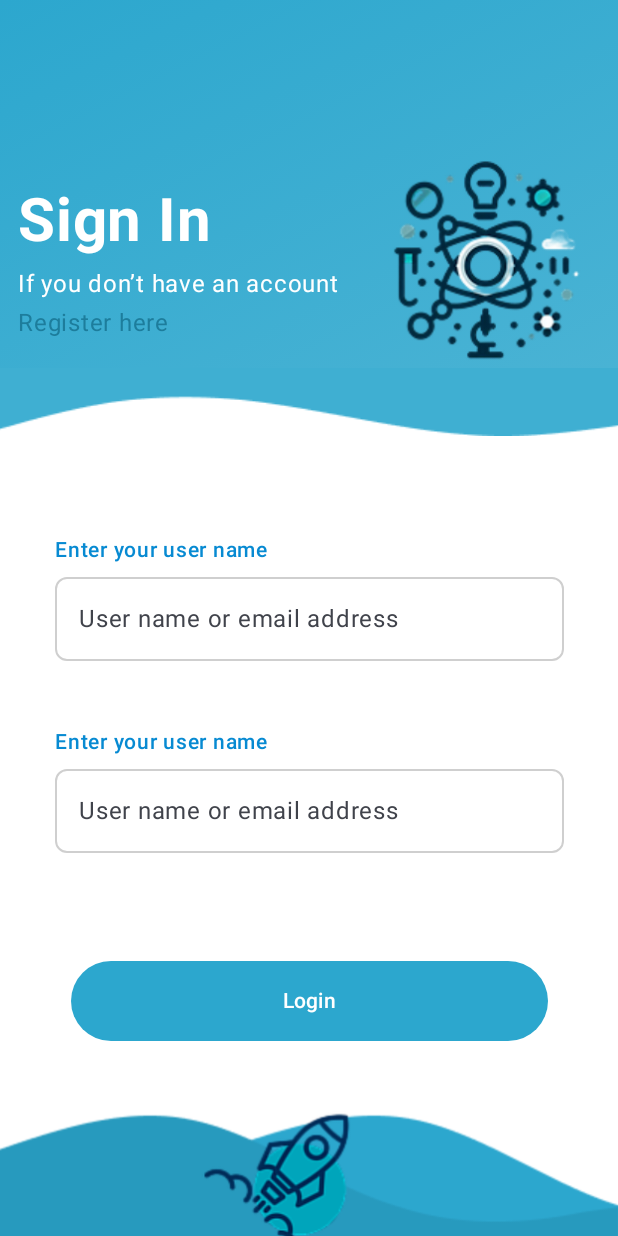
After one commit to AllanAviana/TriviaApp-Android, an Android app built with Jetpack Compose: the composable LoginScreen shown on its own in the app's theme, on a phone screen of 412 x 824 dp. The commit adds this screen. Run offline under Robolectric (Android 15) with nearby library versions, the phone set to English and light mode, and no system bars.

Commit message:
feat: add LoginScreen layout

```diff
--- /dev/null
+++ b/app/src/main/java/com/example/triviaapp_android/presentation/screen/login/LoginScreen.kt
@@ -0,0 +1,40 @@
+package com.example.triviaapp_android.presentation.screen.login
+
+import androidx.compose.foundation.background
+import androidx.compose.foundation.layout.Column
+import androidx.compose.foundation.layout.fillMaxSize
+import androidx.compose.runtime.Composable
+import androidx.compose.ui.Modifier
+import androidx.compose.ui.tooling.preview.Preview
+import components.LoginForm
+import components.LoginHeader
+import components.loginGradient
+
+@Composable
+fun LoginScreen(){
+
+    Column(
+        modifier = Modifier
+            .fillMaxSize()
+            .background(loginGradient())
+
+    ) {
+        LoginHeader()
+
+        LoginForm()
+    }
+}
+
+
+
+
+@Preview(
+    name = "Tablet Large",
+    widthDp = 1024,
+    heightDp = 1366,
+    showBackground = true
+)
+@Composable
+fun LoginScreenPreview() {
+    LoginScreen()
+}
--- /dev/null
+++ b/app/src/main/java/com/example/triviaapp_android/presentation/screen/login/components/LoginForm.kt
@@ -0,0 +1,66 @@
+package components
+
+import androidx.compose.foundation.Image
+import androidx.compose.foundation.background
+import androidx.compose.foundation.layout.*
+import androidx.compose.runtime.Composable
+import androidx.compose.ui.Alignment
+import androidx.compose.ui.Modifier
+import androidx.compose.ui.graphics.Color
+import androidx.compose.ui.layout.ContentScale
+import androidx.compose.ui.res.painterResource
+import androidx.compose.ui.unit.dp
+import com.example.triviaapp_android.R
+import com.example.triviaapp_android.presentation.screen.welcome.components.LoginButton
+
+@Composable
+fun LoginForm() {
+    Column(
+        modifier = Modifier
+            .fillMaxSize()
+            .background(Color.White)
+            .offset(x = 0.dp, y = (-5).dp),
+        horizontalAlignment = Alignment.CenterHorizontally,
+    ) {
+        Image(
+            painter = painterResource(id = R.drawable.loginwavetop),
+            contentDescription = null,
+            modifier = Modifier.fillMaxWidth(),
+            contentScale = ContentScale.Crop,
+        )
+
+        LoginTextField(
+            label = "Enter your user name",
+            placeholder = "User name or email address",
+            value = "",
+            onValueChange = {},
+            modifier = Modifier.padding(top = 64.dp)
+        )
+
+        LoginTextField(
+            label = "Enter your user name",
+            placeholder = "User name or email address",
+            value = "",
+            onValueChange = {},
+            modifier = Modifier.padding(top = 42.dp)
+        )
+
+        LoginButton(
+            onClick = {},
+            color = Color(0xFF2CA7CE),
+            colorText = Color.White,
+        )
+
+        Box(modifier = Modifier.fillMaxSize()) {
+            Image(
+                painter = painterResource(id = R.drawable.loginwavefooter),
+                contentDescription = null,
+                modifier = Modifier
+                    .fillMaxWidth()
+                    .align(Alignment.BottomCenter)
+                    .offset(y = 6.dp),
+                contentScale = ContentScale.Crop
+            )
+        }
+    }
+}
--- /dev/null
+++ b/app/src/main/java/com/example/triviaapp_android/presentation/screen/login/components/LoginGradient.kt
@@ -0,0 +1,11 @@
+package components
+
+import androidx.compose.ui.graphics.Brush
+import androidx.compose.ui.graphics.Color
+
+fun loginGradient() = Brush.linearGradient(
+    colorStops = arrayOf(
+        0.0f to Color(0xFF2CA7CE),
+        1.0f to Color(0xFF6FC2DC)
+    )
+)
--- /dev/null
+++ b/app/src/main/java/com/example/triviaapp_android/presentation/screen/login/components/LoginHeader.kt
@@ -0,0 +1,58 @@
+package components
+
+import androidx.compose.foundation.Image
+import androidx.compose.foundation.layout.*
+import androidx.compose.material3.Text
+import androidx.compose.runtime.Composable
+import androidx.compose.ui.Alignment
+import androidx.compose.ui.Modifier
+import androidx.compose.ui.graphics.Color
+import androidx.compose.ui.res.painterResource
+import androidx.compose.ui.text.font.FontWeight
+import androidx.compose.ui.unit.dp
+import androidx.compose.ui.unit.sp
+import com.example.triviaapp_android.R
+
+@Composable
+fun LoginHeader() {
+    Row(
+        modifier = Modifier
+            .fillMaxWidth(1f)
+            .padding(top = 100.dp),
+        verticalAlignment = Alignment.Bottom,
+        horizontalArrangement = Arrangement.SpaceAround
+    ) {
+        Column(
+            modifier = Modifier.align(Alignment.CenterVertically),
+        ) {
+            Text(
+                text = "Sign In",
+                fontSize = 40.sp,
+                color = Color.White,
+                fontWeight = FontWeight.Bold
+            )
+
+            Text(
+                text = "If you don’t have an account",
+                fontSize = 16.sp,
+                color = Color.White,
+                modifier = Modifier.padding(top = 6.dp)
+            )
+
+            Text(
+                text = "Register here",
+                fontSize = 16.sp,
+                color = Color(0xFF1D7D9C),
+                modifier = Modifier.padding(top = 2.dp)
+            )
+        }
+
+        Image(
+            painter = painterResource(id = R.drawable.loginimage),
+            contentDescription = null,
+            modifier = Modifier
+                .width(150.dp)
+                .height(150.dp),
+        )
+    }
+}
--- /dev/null
+++ b/app/src/main/java/com/example/triviaapp_android/presentation/screen/login/components/LoginTextField.kt
@@ -0,0 +1,47 @@
+package components
+
+import androidx.compose.foundation.layout.*
+import androidx.compose.foundation.shape.RoundedCornerShape
+import androidx.compose.material3.*
+import androidx.compose.runtime.Composable
+import androidx.compose.ui.Modifier
+import androidx.compose.ui.graphics.Color
+import androidx.compose.ui.text.font.FontWeight
+import androidx.compose.ui.unit.dp
+import androidx.compose.ui.unit.sp
+
+@OptIn(ExperimentalMaterial3Api::class)
+@Composable
+fun LoginTextField(
+    label: String,
+    placeholder: String,
+    value: String,
+    onValueChange: (String) -> Unit,
+    modifier: Modifier
+) {
+    Column(modifier = modifier.padding(horizontal = 24.dp)) {
+        Text(
+            text = label,
+            fontSize = 14.sp,
+            fontWeight = FontWeight.SemiBold,
+            color = Color(0xFF078AD2)
+        )
+
+        OutlinedTextField(
+            value = value,
+            onValueChange = onValueChange,
+            placeholder = { Text(text = placeholder) },
+            singleLine = true,
+            shape = RoundedCornerShape(8.dp),
+            modifier = Modifier
+                .padding(top = 6.dp)
+                .width(339.dp)
+                .height(56.dp),
+            colors = TextFieldDefaults.outlinedTextFieldColors(
+                focusedBorderColor = Color.Gray.copy(alpha = 0.6f),
+                unfocusedBorderColor = Color.Gray.copy(alpha = 0.4f),
+                cursorColor = Color(0xFF078AD2)
+            )
+        )
+    }
+}
--- a/app/src/main/java/com/example/triviaapp_android/presentation/screen/welcome/components/LoginButton.kt
+++ b/app/src/main/java/com/example/triviaapp_android/presentation/screen/welcome/components/LoginButton.kt
@@ -14,16 +14,16 @@ import androidx.compose.ui.unit.sp
 import androidx.compose.foundation.shape.RoundedCornerShape
 
 @Composable
-fun LoginButton(onClick: () -> Unit = {}, modifier: Modifier = Modifier) {
+fun LoginButton(onClick: () -> Unit = {}, modifier: Modifier = Modifier, color: Color = Color.White, colorText: Color = Color(0xFF2CA7CE)) {
     Button(
         onClick = onClick,
         modifier = modifier
             .padding(top = 72.dp)
             .width(318.dp)
             .height(53.dp),
-        colors = ButtonDefaults.buttonColors(containerColor = Color.White),
+        colors = ButtonDefaults.buttonColors(containerColor = color),
         shape = RoundedCornerShape(50),
     ) {
-        Text("Login", color = Color(0xFF2CA7CE))
+        Text("Login", color = colorText)
     }
 }
```
Also changed, not shown: app/src/main/res/drawable/loginimage.png (added), app/src/main/res/drawable/loginwavefooter.png (added), app/src/main/res/drawable/loginwavetop.png (added).
